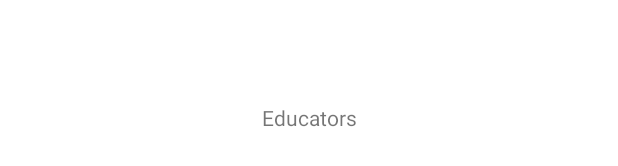
After one commit to BlizzedRu/TimetableSPbU-App, an Android app: the layout screen_search_educators.xml on its own in the app's theme, with its tools: preview values and no code run, on a phone screen of 412 x 824 dp. The commit adds this screen. Shown: the part 501-667 px from the top of the screen. Run offline under Robolectric (Android 15) with nearby library versions, the phone set to English and light mode, and no system bars.

Commit message:
Fragments replaced by Screens in SearchScreen

```diff
--- a/presentation/src/main/java/ru/blizzed/timetablespbu/ui/common/BaseFragment.kt
+++ /dev/null
@@ -1,6 +0,0 @@
-package ru.blizzed.timetablespbu.ui.common
-
-import androidx.fragment.app.Fragment
-
-open class BaseFragment : Fragment() {
-}
--- a/presentation/src/main/java/ru/blizzed/timetablespbu/ui/screens/bookmarks/BookmarksScreen.kt
+++ b/presentation/src/main/java/ru/blizzed/timetablespbu/ui/screens/bookmarks/BookmarksScreen.kt
@@ -5,5 +5,5 @@ import ru.blizzed.timetablespbu.ui.core.NoState
 import ru.blizzed.timetablespbu.ui.core.Screen
 import ru.blizzed.timetablespbu.ui.core.ScreenParams
 
-@ScreenParams(R.layout.fragment_bookmarks)
+@ScreenParams(R.layout.screen_bookmarks)
 class BookmarksScreen(screenContext: Screen.ScreenContext) : Screen<NoState>(screenContext)
--- a/presentation/src/main/java/ru/blizzed/timetablespbu/ui/screens/schedule/ScheduleScreen.kt
+++ b/presentation/src/main/java/ru/blizzed/timetablespbu/ui/screens/schedule/ScheduleScreen.kt
@@ -5,5 +5,5 @@ import ru.blizzed.timetablespbu.ui.core.NoState
 import ru.blizzed.timetablespbu.ui.core.Screen
 import ru.blizzed.timetablespbu.ui.core.ScreenParams
 
-@ScreenParams(R.layout.fragment_schedule)
+@ScreenParams(R.layout.screen_schedule)
 class ScheduleScreen(screenContext: ScreenContext) : Screen<NoState>(screenContext)
--- a/presentation/src/main/java/ru/blizzed/timetablespbu/ui/screens/search/SearchPageFragment.kt
+++ /dev/null
@@ -1,6 +0,0 @@
-package ru.blizzed.timetablespbu.ui.screens.search
-
-import ru.blizzed.timetablespbu.ui.common.BaseFragment
-
-class SearchPageFragment : BaseFragment() {
-}
--- /dev/null
+++ b/presentation/src/main/res/layout/screen_search_educators.xml
@@ -0,0 +1,16 @@
+<?xml version="1.0" encoding="utf-8"?>
+<androidx.constraintlayout.widget.ConstraintLayout xmlns:android="http://schemas.android.com/apk/res/android"
+    android:layout_width="match_parent"
+    android:layout_height="match_parent"
+    xmlns:app="http://schemas.android.com/apk/res-auto">
+
+    <TextView
+        android:layout_width="wrap_content"
+        android:layout_height="wrap_content"
+        android:text="Educators"
+        app:layout_constraintLeft_toLeftOf="parent"
+        app:layout_constraintRight_toRightOf="parent"
+        app:layout_constraintTop_toTopOf="parent"
+        app:layout_constraintBottom_toBottomOf="parent"/>
+
+</androidx.constraintlayout.widget.ConstraintLayout>
--- a/presentation/src/main/res/values/strings.xml
+++ b/presentation/src/main/res/values/strings.xml
@@ -3,4 +3,7 @@
     <string name="common_main_navigation_search_title">Поиск</string>
     <string name="common_main_navigation_schedule_title">Расписание</string>
     <string name="common_main_navigation_bookmarks_title">Закладки</string>
+
+    <string name="screen_search_educators_tab_title">Преподаватели</string>
+    <string name="screen_search_classrooms_tab_title">Аудитории</string>
 </resources>
```
Also changed, not shown: presentation/src/main/java/ru/blizzed/timetablespbu/ui/screens/search/SearchScreen.kt (+2 -23 lines), presentation/src/main/java/ru/blizzed/timetablespbu/ui/screens/search/SearchTabsAdapter.kt (added, +35 -0 lines), presentation/src/main/java/ru/blizzed/timetablespbu/ui/screens/search/classrooms/ClassroomsSearchScreen.kt (added, +9 -0 lines), presentation/src/main/java/ru/blizzed/timetablespbu/ui/screens/search/educators/EducatorsSearchScreen.kt (added, +9 -0 lines), presentation/src/main/res/layout/screen_schedule.xml (added, +17 -0 lines), presentation/src/main/res/layout/screen_search_classrooms.xml (renamed from presentation/src/main/res/layout/fragment_schedule.xml, +3 -7 lines), presentation/src/main/res/layout/screen_bookmarks.xml (renamed from presentation/src/main/res/layout/fragment_bookmarks.xml), presentation/src/main/res/layout/screen_search.xml (renamed from presentation/src/main/res/layout/fragment_search.xml).
